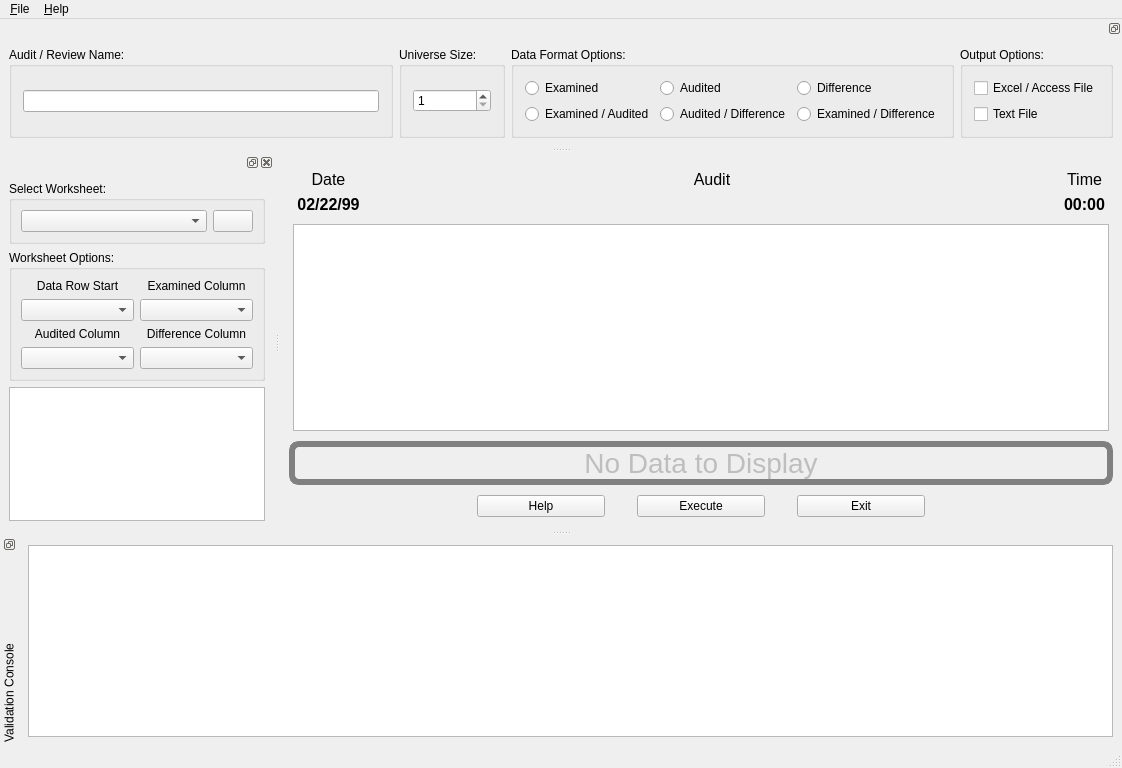
First picture: the form in products/RAT-STATS/rstats_modules/unrestricted_variable_appraisal/src/UIRStatsUVA.ui, repository cbtek/RStats2017, before the edit.
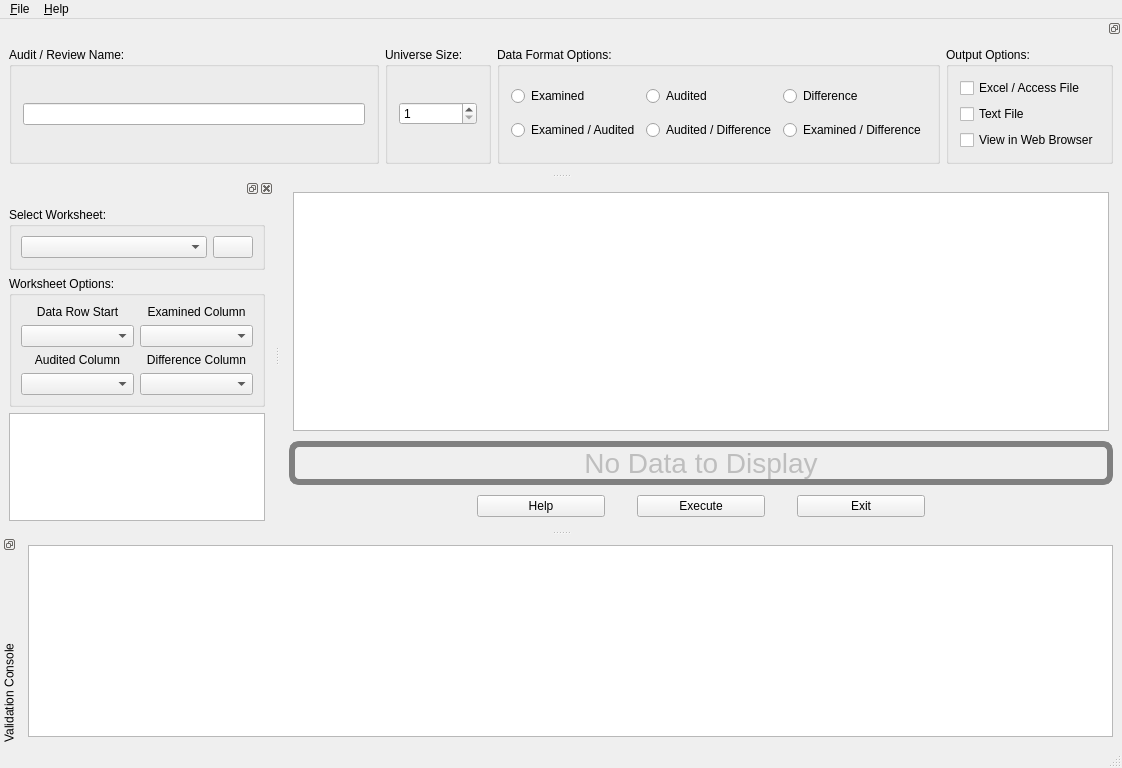
Second picture: the form after the edit.

Commit message: Fixed bug in UVA that was causing numeric issue. Added ability to view results in browser

```diff
--- a/products/RAT-STATS/rstats_modules/unrestricted_variable_appraisal/src/UIRStatsUVA.ui
+++ b/products/RAT-STATS/rstats_modules/unrestricted_variable_appraisal/src/UIRStatsUVA.ui
@@ -33,130 +33,6 @@
        <property name="bottomMargin">
         <number>4</number>
        </property>
-       <item>
-        <widget class="QFrame" name="m_frmTimeDate">
-         <property name="styleSheet">
-          <string notr="true"/>
-         </property>
-         <layout class="QGridLayout" name="gridLayout_3">
-          <property name="leftMargin">
-           <number>4</number>
-          </property>
-          <property name="topMargin">
-           <number>4</number>
-          </property>
-          <property name="rightMargin">
-           <number>4</number>
-          </property>
-          <property name="bottomMargin">
-           <number>4</number>
-          </property>
-          <item row="0" column="1">
-           <widget class="QLabel" name="label_6">
-            <property name="font">
-             <font>
-              <pointsize>12</pointsize>
-             </font>
-            </property>
-            <property name="text">
-             <string>Date</string>
-            </property>
-            <property name="alignment">
-             <set>Qt::AlignCenter</set>
-            </property>
-           </widget>
-          </item>
-          <item row="1" column="4">
-           <widget class="QLabel" name="m_lblTime">
-            <property name="font">
-             <font>
-              <pointsize>12</pointsize>
-              <weight>75</weight>
-              <bold>true</bold>
-             </font>
-            </property>
-            <property name="text">
-             <string>00:00</string>
-            </property>
-            <property name="alignment">
-             <set>Qt::AlignCenter</set>
-            </property>
-           </widget>
-          </item>
-          <item row="1" column="1">
-           <widget class="QLabel" name="m_lblDate">
-            <property name="font">
-             <font>
-              <pointsize>12</pointsize>
-              <weight>75</weight>
-              <italic>false</italic>
-              <bold>true</bold>
-             </font>
-            </property>
-            <property name="text">
-             <string>02/22/99</string>
-            </property>
-            <property name="alignment">
-             <set>Qt::AlignCenter</set>
-            </property>
-           </widget>
-          </item>
-          <item row="0" column="2">
-           <widget class="QLabel" name="label">
-            <property name="font">
-             <font>
-              <pointsize>12</pointsize>
-             </font>
-            </property>
-            <property name="text">
-             <string>Audit</string>
-            </property>
-            <property name="alignment">
-             <set>Qt::AlignCenter</set>
-            </property>
-           </widget>
-          </item>
-          <item row="0" column="4">
-           <widget class="QLabel" name="label_5">
-            <property name="font">
-             <font>
-              <pointsize>12</pointsize>
-             </font>
-            </property>
-            <property name="text">
-             <string>Time</string>
-            </property>
-            <property name="alignment">
-             <set>Qt::AlignCenter</set>
-            </property>
-           </widget>
-          </item>
-          <item row="1" column="2">
-           <widget class="QLabel" name="m_lblAudit">
-            <property name="sizePolicy">
-             <sizepolicy hsizetype="Expanding" vsizetype="Preferred">
-              <horstretch>0</horstretch>
-              <verstretch>0</verstretch>
-             </sizepolicy>
-            </property>
-            <property name="font">
-             <font>
-              <pointsize>12</pointsize>
-              <weight>75</weight>
-              <bold>true</bold>
-             </font>
-            </property>
-            <property name="text">
-             <string/>
-            </property>
-            <property name="alignment">
-             <set>Qt::AlignCenter</set>
-            </property>
-           </widget>
-          </item>
-         </layout>
-        </widget>
-       </item>
        <item>
         <widget class="QTableWidget" name="m_tblOutput"/>
        </item>
@@ -492,6 +368,13 @@
           </property>
          </widget>
         </item>
+        <item>
+         <widget class="QCheckBox" name="m_chkViewInBrowser">
+          <property name="text">
+           <string>View in Web Browser</string>
+          </property>
+         </widget>
+        </item>
        </layout>
       </widget>
      </item>
```
The commit also changes 20 other files.
